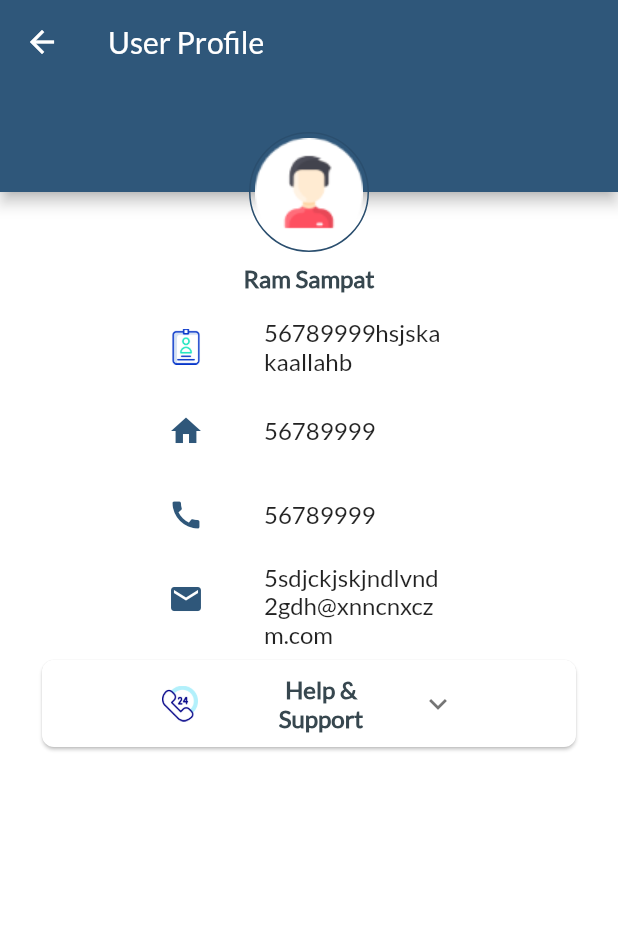
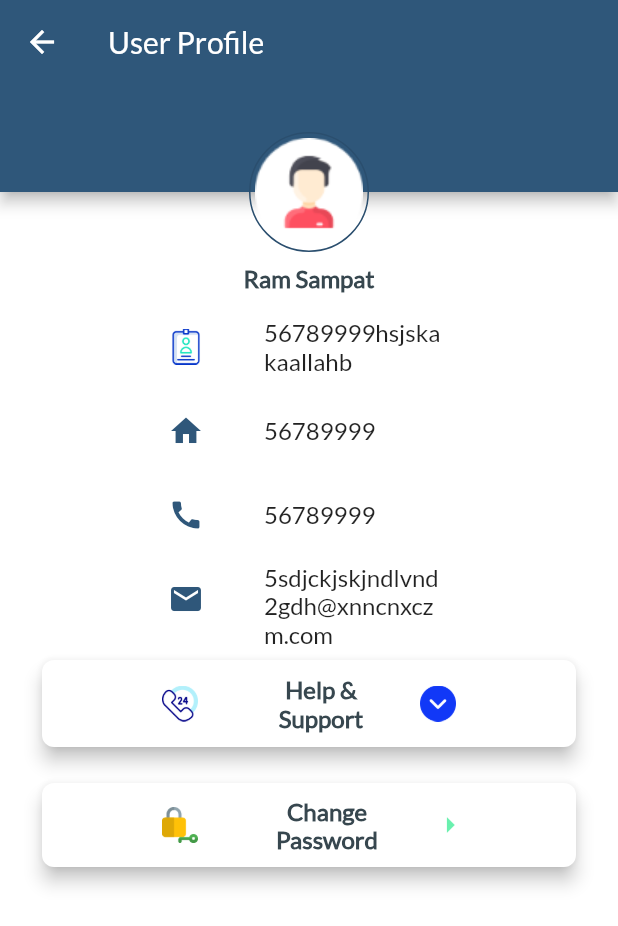
Before and after one commit to Sourav992v/Mutipont-App-Xenius, a Flutter app: the UserProfileDialog screen opened directly, on a phone screen of 412 x 824 dp. Shown: the top 926 px of the screen. Run offline on Flutter 3.47's test engine with Material 2 defaults, Android fonts, the phone set to English and light mode, and no system bars; our stand-ins replace built_collection, built_value, carousel_slider, charts_flutter, chopper, connectivity and 4 more; missing offline and left inert: dart:ffi, mp_chart; accounts and stored records are empty; generated files the repository leaves out were written again.

Commit message:
Add change password  view in user profile

```diff
--- a/lib/ui/view/profile/user_profile_dialog.dart
+++ b/lib/ui/view/profile/user_profile_dialog.dart
@@ -8,6 +8,7 @@ class UserProfileDialog extends StatefulWidget {
 }
 
 class _UserProfileDialogState extends State<UserProfileDialog> {
+  bool isExpanded = false;
   @override
   Widget build(BuildContext context) {
     return Scaffold(
@@ -86,8 +87,10 @@ class _UserProfileDialogState extends State<UserProfileDialog> {
                   ),
                 ),
                 Container(
-                  margin: EdgeInsets.symmetric(horizontal: 24.0),
+                  margin:
+                      EdgeInsets.only(left: 24.0, right: 24.0, bottom: 16.0),
                   child: Card(
+                    elevation: 5.0,
                     shape: RoundedRectangleBorder(
                         borderRadius: BorderRadius.circular(8.0)),
                     child: Column(
@@ -95,6 +98,11 @@ class _UserProfileDialogState extends State<UserProfileDialog> {
                         Container(
                           margin: EdgeInsets.symmetric(horizontal: 64.0),
                           child: ExpansionTile(
+                            onExpansionChanged: (value) {
+                              setState(() {
+                                isExpanded = value;
+                              });
+                            },
                             leading: Image.asset(
                               'assets/images/ic_support.png',
                               height: 24.0,
@@ -105,6 +113,17 @@ class _UserProfileDialogState extends State<UserProfileDialog> {
                               style: kLabelTextStyle,
                               textAlign: TextAlign.center,
                             ),
+                            trailing: isExpanded
+                                ? Image.asset(
+                                    'assets/images/ic_up_arrow.png',
+                                    height: 24.0,
+                                    width: 24.0,
+                                  )
+                                : Image.asset(
+                                    'assets/images/ic_down_arrow.png',
+                                    height: 24.0,
+                                    width: 24.0,
+                                  ),
                             children: [
                               ListTile(
                                 title: Text(
@@ -169,6 +188,34 @@ class _UserProfileDialogState extends State<UserProfileDialog> {
                           ),
                         )
                       ],
+                    ),
+                  ),
+                ),
+                Container(
+                  margin:
+                      EdgeInsets.only(left: 24.0, right: 24.0, bottom: 16.0),
+                  child: Card(
+                    elevation: 5.0,
+                    shape: RoundedRectangleBorder(
+                        borderRadius: BorderRadius.circular(8.0)),
+                    child: Container(
+                      margin: EdgeInsets.only(left: 64.0, right: 56),
+                      child: ListTile(
+                        leading: Image.asset(
+                          'assets/images/ic_change_password.png',
+                          height: 24.0,
+                          width: 24.0,
+                        ),
+                        title: Text(
+                          'Change Password',
+                          style: kLabelTextStyle,
+                          textAlign: TextAlign.center,
+                        ),
+                        trailing: Icon(
+                          Icons.arrow_right,
+                          color: Colors.greenAccent,
+                        ),
+                      ),
                     ),
                   ),
                 )
```
Also changed, not shown: assets/images/ic_change_password.png (added), assets/images/ic_down_arrow.png (added).
